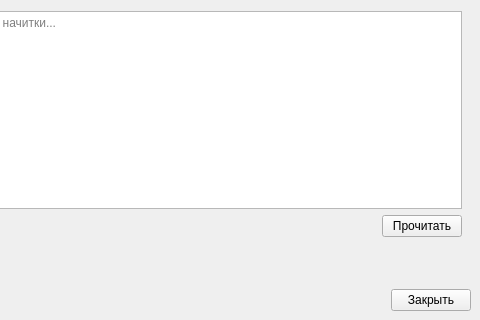
Qt form ui/mainform.ui (0valse/voiceover) before a commit; both pictures show x 157 to 637 and y 110 to 430 of the 637 by 430 pixel window.
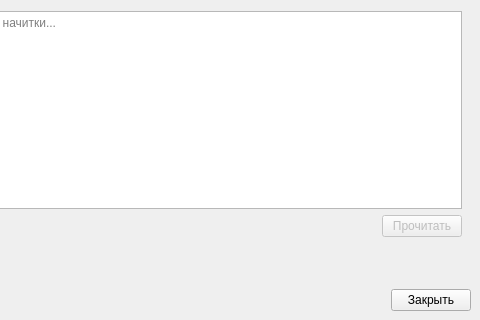
The same form after that commit. The open tabs and pages were chosen to show the change. Icons and pictures are not drawn.

Commit message: Some work with mainform; text from textEdit voiced

The edit to the form file:
```diff
--- a/ui/mainform.ui
+++ b/ui/mainform.ui
@@ -274,6 +274,9 @@
           </item>
           <item>
            <widget class="QPushButton" name="pushButtonVoice">
+            <property name="enabled">
+             <bool>false</bool>
+            </property>
             <property name="text">
              <string>Прочитать</string>
             </property>
```
Left out of the diff: 18 changed lines with no effect on the pictures. The commit also changes 2 other files.
